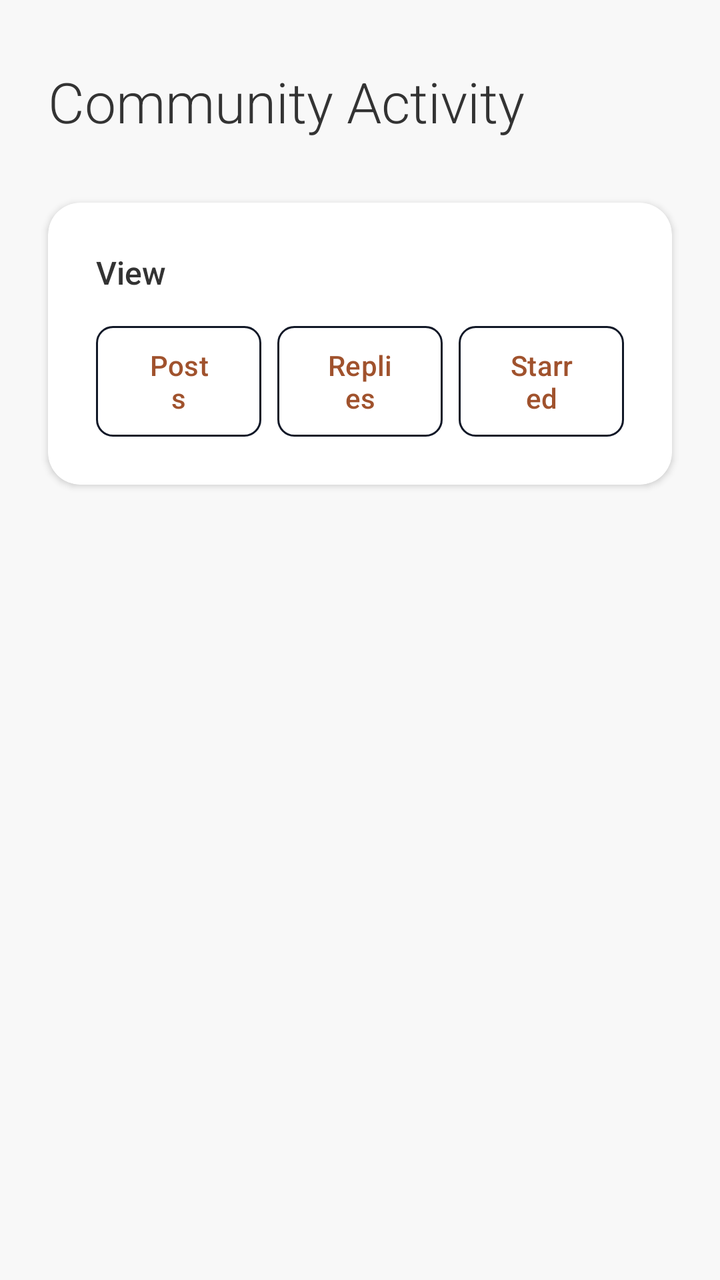
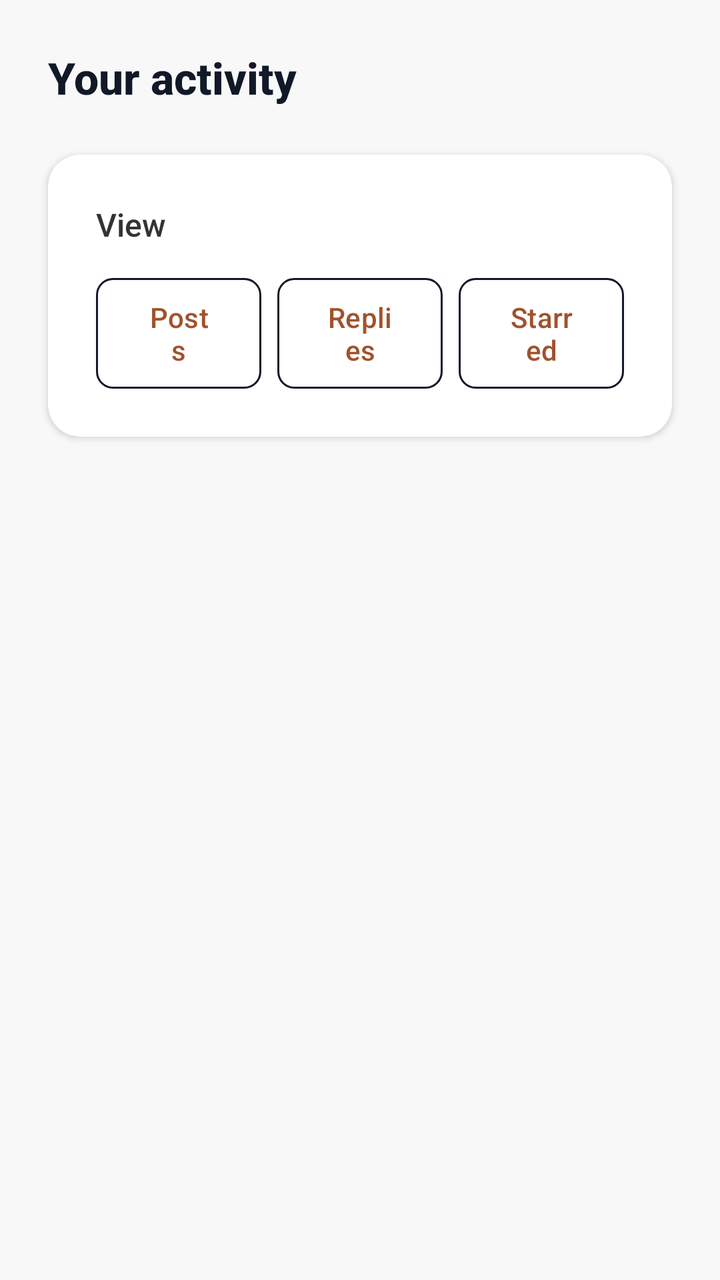

Before-and-after screenshots of an Android layout around one commit, followed by the original layout XML and the change that was made.
<!-- AndroidManifest.xml: application theme Theme.Csci3130Group1 -->
<!-- res/layout/activity_community_activity.xml -->
<?xml version="1.0" encoding="utf-8"?>
<LinearLayout xmlns:android="http://schemas.android.com/apk/res/android"
    xmlns:app="http://schemas.android.com/apk/res-auto"
    android:layout_width="match_parent"
    android:layout_height="match_parent"
    android:orientation="vertical"
    android:background="#F8F8F8">

    
    <LinearLayout
        android:layout_width="match_parent"
        android:layout_height="wrap_content"
        android:orientation="horizontal"
        android:paddingHorizontal="24dp"
        android:paddingTop="32dp"
        android:paddingBottom="24dp"
        android:gravity="center_vertical">

        <TextView
            android:layout_width="wrap_content"
            android:layout_height="wrap_content"
            android:text="Community Activity"
            android:textSize="28sp"
            android:fontFamily="sans-serif-light"
            android:textColor="#333333"/>
    </LinearLayout>

    
    <androidx.cardview.widget.CardView
        android:layout_width="match_parent"
        android:layout_height="wrap_content"
        android:layout_marginHorizontal="24dp"
        android:layout_marginTop="8dp"
        android:layout_marginBottom="16dp"
        app:cardCornerRadius="16dp"
        app:cardElevation="2dp"
        app:cardBackgroundColor="#FFFFFF">

        <LinearLayout
            android:layout_width="match_parent"
            android:layout_height="wrap_content"
            android:orientation="vertical"
            android:padding="24dp">

            <TextView
                android:layout_width="wrap_content"
                android:layout_height="wrap_content"
                android:text="View"
                android:textSize="16sp"
                android:fontFamily="sans-serif-medium"
                android:textColor="#333333"
                android:layout_marginBottom="16dp"/>

            <LinearLayout
                android:layout_width="match_parent"
                android:layout_height="wrap_content"
                android:orientation="horizontal">

                <Button
                    android:id="@+id/btnPosts"
                    android:layout_width="0dp"
                    android:layout_height="wrap_content"
                    android:layout_weight="1"
                    android:text="Posts"
                    android:textAllCaps="false"
                    android:background="@drawable/button_selector_primary"
                    android:textColor="@color/button_text_selector"
                    android:layout_marginEnd="8dp"/>

                <Button
                    android:id="@+id/btnReplies"
                    android:layout_width="0dp"
                    android:layout_height="wrap_content"
                    android:layout_weight="1"
                    android:text="Replies"
                    android:textAllCaps="false"
                    android:background="@drawable/button_selector_primary"
                    android:textColor="@color/button_text_selector"
                    android:layout_marginEnd="8dp"/>

                <Button
                    android:id="@+id/btnStarred"
                    android:layout_width="0dp"
                    android:layout_height="wrap_content"
                    android:layout_weight="1"
                    android:text="Starred"
                    android:textAllCaps="false"
                    android:background="@drawable/button_selector_primary"
                    android:textColor="@color/button_text_selector"/>
            </LinearLayout>
        </LinearLayout>
    </androidx.cardview.widget.CardView>

    <FrameLayout
        android:layout_width="match_parent"
        android:layout_height="0dp"
        android:layout_weight="1"
        android:paddingHorizontal="24dp">

        <androidx.recyclerview.widget.RecyclerView
            android:id="@+id/recycler"
            android:layout_width="match_parent"
            android:layout_height="match_parent"
            android:clipToPadding="false"/>

        <LinearLayout
            android:id="@+id/emptyState"
            android:layout_width="match_parent"
            android:layout_height="match_parent"
            android:orientation="vertical"
            android:gravity="center"
            android:padding="24dp"
            android:visibility="gone">

            <ImageView
                android:id="@+id/emptyIcon"
                android:layout_width="64dp"
                android:layout_height="64dp"
                android:src="@android:drawable/ic_dialog_info"
                android:layout_marginBottom="12dp"/>

            <TextView
                android:layout_width="wrap_content"
                android:layout_height="wrap_content"
                android:text="Nothing here yet"
                android:textSize="16sp"
                android:textColor="#666666"/>
        </LinearLayout>
    </FrameLayout>

</LinearLayout>
<!-- resources referenced by this layout -->
<resources>
  <!-- drawable button_selector_primary (drawable) -->
  <?xml version="1.0" encoding="utf-8"?>
  <selector xmlns:android="http://schemas.android.com/apk/res/android">
      
      <item android:state_selected="true">
          <shape android:shape="rectangle">
              <solid android:color="#A0522D"/>
              <corners android:radius="8dp"/>
          </shape>
      </item>
      
      
      <item>
          <shape android:shape="rectangle">
              <solid android:color="@android:color/transparent"/>
              <stroke android:width="1dp" android:color="#A0522D"/>
              <corners android:radius="8dp"/>
          </shape>
      </item>
  </selector>
  <style name="Theme.Csci3130Group1" parent="Base.Theme.Csci3130Group1" />
  <style name="Base.Theme.Csci3130Group1" parent="Theme.Material3.DayNight.NoActionBar">
          
          <item name="colorPrimary">#111827</item>
          <item name="colorOnPrimary">#FFFFFF</item>
          <item name="colorSecondary">#6B7280</item>
          <item name="colorOnSecondary">#FFFFFF</item>
          
          <item name="colorPrimaryContainer">#F3F4F6</item>
          <item name="colorOnPrimaryContainer">#111827</item>
          <item name="colorSecondaryContainer">#F3F4F6</item>
          <item name="colorOnSecondaryContainer">#111827</item>
          <item name="colorTertiary">#9CA3AF</item>
          <item name="colorSurface">#FFFFFF</item>
          <item name="colorOnSurface">#111827</item>
          <item name="colorOutline">#E5E7EB</item>
          <item name="android:navigationBarColor">#FFFFFF</item>
          <item name="android:statusBarColor">#FFFFFF</item>
      </style>
</resources>

<!-- the commit's change to res/layout/activity_community_activity.xml (unified diff, before → after) -->
@@ -12,17 +12,18 @@
         android:layout_height="wrap_content"
         android:orientation="horizontal"
         android:paddingHorizontal="24dp"
-        android:paddingTop="32dp"
-        android:paddingBottom="24dp"
+        android:paddingTop="24dp"
+        android:paddingBottom="16dp"
         android:gravity="center_vertical">
 
         <TextView
             android:layout_width="wrap_content"
             android:layout_height="wrap_content"
-            android:text="Community Activity"
-            android:textSize="28sp"
-            android:fontFamily="sans-serif-light"
-            android:textColor="#333333"/>
+            android:text="Your activity"
+            android:textSize="22sp"
+            android:fontFamily="sans-serif-medium"
+            android:textStyle="bold"
+            android:textColor="#111827"/>
     </LinearLayout>
 
     
